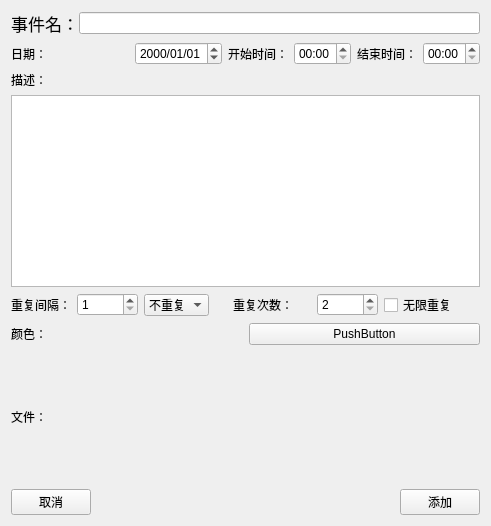
Old version of the form src/form.ui in the repository zpschang/calendar.
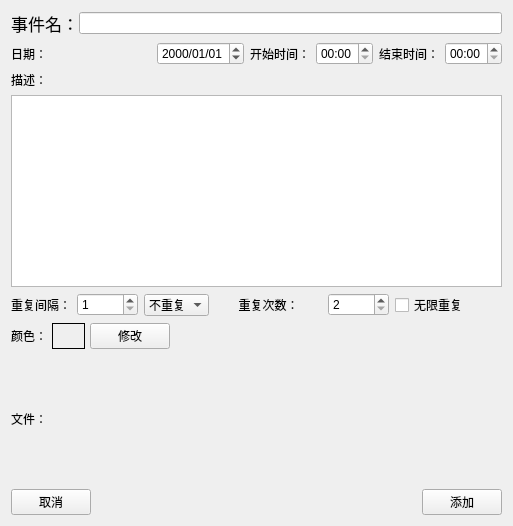
New version of the form.

Diff of the .ui file:
```diff
--- a/src/form.ui
+++ b/src/form.ui
@@ -6,7 +6,7 @@
    <rect>
     <x>0</x>
     <y>0</y>
-    <width>491</width>
+    <width>513</width>
     <height>526</height>
    </rect>
   </property>
@@ -262,7 +262,10 @@
     </layout>
    </item>
    <item>
-    <layout class="QHBoxLayout" name="horizontalLayout_7">
+    <layout class="QHBoxLayout" name="horizontalLayout_7" stretch="1,1,1,10">
+     <property name="spacing">
+      <number>5</number>
+     </property>
      <item>
       <widget class="QLabel" name="label">
        <property name="text">
@@ -270,13 +273,54 @@
        </property>
       </widget>
      </item>
+     <item>
+      <widget class="QLabel" name="label_10">
+       <property name="sizePolicy">
+        <sizepolicy hsizetype="Preferred" vsizetype="Preferred">
+         <horstretch>0</horstretch>
+         <verstretch>0</verstretch>
+        </sizepolicy>
+       </property>
+       <property name="frameShape">
+        <enum>QFrame::Box</enum>
+       </property>
+       <property name="text">
+        <string/>
+       </property>
+       <property name="margin">
+        <number>7</number>
+       </property>
+       <property name="indent">
+        <number>-1</number>
+       </property>
+      </widget>
+     </item>
      <item>
       <widget class="QPushButton" name="pushButton">
+       <property name="sizePolicy">
+        <sizepolicy hsizetype="Fixed" vsizetype="Fixed">
+         <horstretch>0</horstretch>
+         <verstretch>0</verstretch>
+        </sizepolicy>
+       </property>
        <property name="text">
-        <string>PushButton</string>
+        <string>修改</string>
        </property>
       </widget>
      </item>
+     <item>
+      <spacer name="horizontalSpacer_2">
+       <property name="orientation">
+        <enum>Qt::Horizontal</enum>
+       </property>
+       <property name="sizeHint" stdset="0">
+        <size>
+         <width>40</width>
+         <height>20</height>
+        </size>
+       </property>
+      </spacer>
+     </item>
     </layout>
    </item>
    <item>
```
